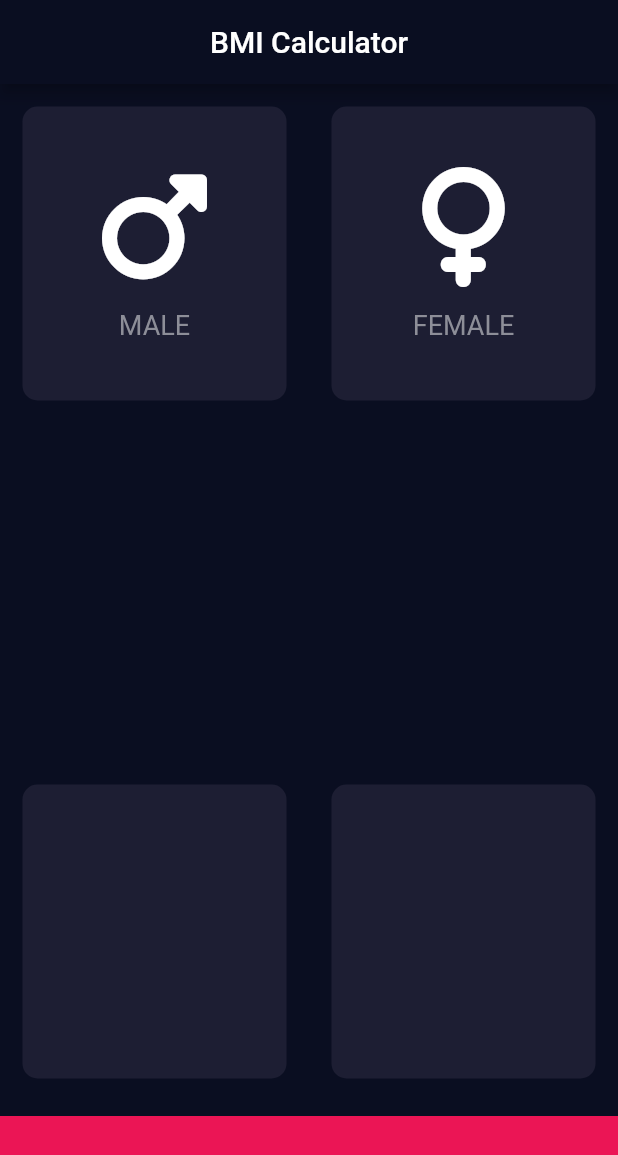
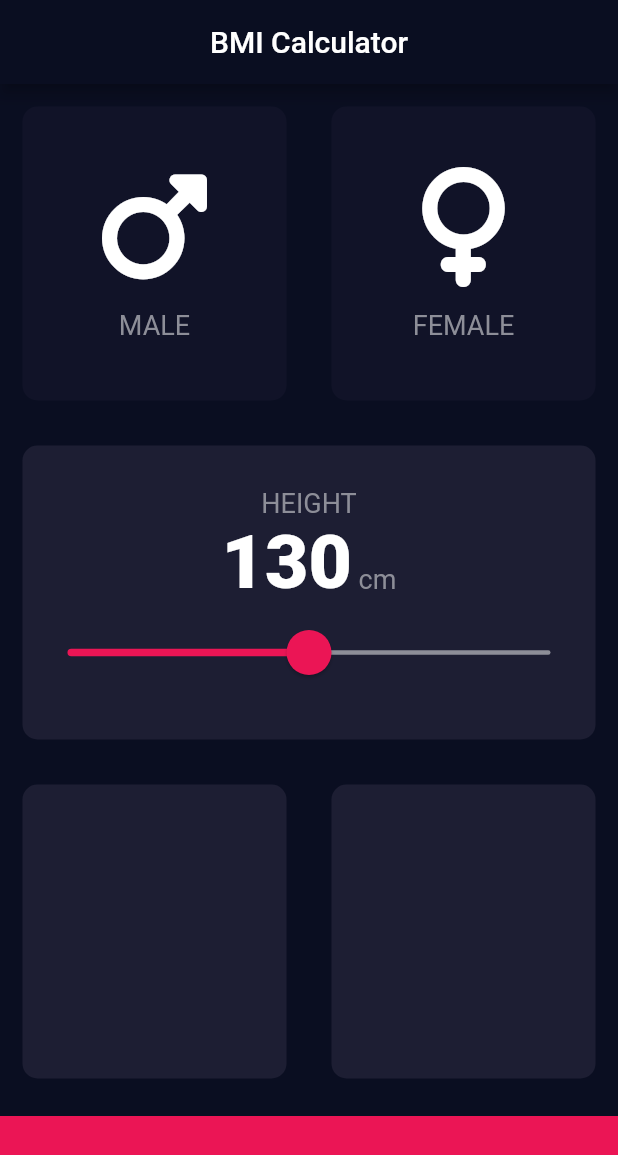
Before and after one commit to manvendrasingh09/Codes, a Flutter app: the screen it shows after launch, on a phone screen of 412 x 824 dp. Shown: the top 1155 px of the screen. Run offline on Flutter 3.47's test engine with Material 2 defaults, Android fonts, the light colour scheme and no system bars; our stand-ins replace audioplayers, font_awesome_flutter, rflutter_alert.

Commit message:
using Android Studio

```diff
--- /dev/null
+++ b/AppDev/bmi_calculator/lib/constants.dart
@@ -0,0 +1,15 @@
+import 'package:flutter/material.dart';
+
+const kBottomContainerHeight = 80.0;
+const kActiveCardColour = Color(0xFF1D1E33);
+const kInActiveCardColour = Color(0xFF111328);
+const kBottomContainerColour = Color(0xFFEB1555);
+const kLabelStyle = TextStyle(
+  fontSize: 18.0,
+  color: Color(0xFF8D8E98),
+);
+
+const kFontStyle = TextStyle(
+  fontSize: 50.0,
+  fontWeight: FontWeight.w900,
+);
--- a/AppDev/bmi_calculator/lib/icon_content.dart
+++ b/AppDev/bmi_calculator/lib/icon_content.dart
@@ -1,9 +1,5 @@
 import 'package:flutter/material.dart';
-
-const labelStyle = TextStyle(
-  fontSize: 18.0,
-  color: Color(0xFF8D8E98),
-);
+import 'constants.dart';
 
 class IconContent extends StatelessWidget {
   const IconContent({super.key, required this.icon, required this.label});
@@ -24,7 +20,7 @@ class IconContent extends StatelessWidget {
         ),
         Text(
           label,
-          style: labelStyle,
+          style: kLabelStyle,
         ),
       ],
     );
--- a/AppDev/bmi_calculator/lib/input_page.dart
+++ b/AppDev/bmi_calculator/lib/input_page.dart
@@ -2,10 +2,9 @@ import 'package:flutter/material.dart';
 import 'package:font_awesome_flutter/font_awesome_flutter.dart';
 import 'icon_content.dart';
 import 'reusable_card.dart';
+import 'constants.dart';
 
-const bottomContainerHeight = 80.0;
-const activeCardColour = Color(0xFF1D1E33);
-const bottomContainerColour = Color(0xFFEB1555);
+enum Gender { none, male, female }
 
 class InputPage extends StatefulWidget {
   const InputPage({super.key});
@@ -15,6 +14,8 @@ class InputPage extends StatefulWidget {
 }
 
 class _InputPageState extends State<InputPage> {
+  Gender selectedGender = Gender.none;
+  int height = 130;
   @override
   Widget build(BuildContext context) {
     return Scaffold(
@@ -24,14 +25,22 @@ class _InputPageState extends State<InputPage> {
         ),
       ),
       body: Column(
+        crossAxisAlignment: CrossAxisAlignment.stretch,
         children: [
-          const Expanded(
+          Expanded(
             child: Row(
               children: [
                 Expanded(
                   child: ReusableCard(
-                    colour: activeCardColour,
-                    cardChild: IconContent(
+                    onPress: () {
+                      setState(() {
+                        selectedGender = Gender.male;
+                      });
+                    },
+                    colour: selectedGender == Gender.male
+                        ? kActiveCardColour
+                        : kInActiveCardColour,
+                    cardChild: const IconContent(
                       icon: FontAwesomeIcons.mars,
                       label: 'MALE',
                     ),
@@ -39,8 +48,15 @@ class _InputPageState extends State<InputPage> {
                 ),
                 Expanded(
                   child: ReusableCard(
-                    colour: activeCardColour,
-                    cardChild: IconContent(
+                    onPress: () {
+                      setState(() {
+                        selectedGender = Gender.female;
+                      });
+                    },
+                    colour: selectedGender == Gender.female
+                        ? kActiveCardColour
+                        : kInActiveCardColour,
+                    cardChild: const IconContent(
                       icon: FontAwesomeIcons.venus,
                       label: 'FEMALE',
                     ),
@@ -49,27 +65,75 @@ class _InputPageState extends State<InputPage> {
               ],
             ),
           ),
-          const Expanded(
-            child: ReusableCard(colour: activeCardColour, cardChild: Column()),
+          Expanded(
+            child: ReusableCard(
+              colour: kActiveCardColour,
+              cardChild: Column(
+                mainAxisAlignment: MainAxisAlignment.center,
+                children: [
+                  const Text(
+                    'HEIGHT',
+                    style: kLabelStyle,
+                  ),
+                  Row(
+                    mainAxisAlignment: MainAxisAlignment.center,
+                    crossAxisAlignment: CrossAxisAlignment.baseline,
+                    textBaseline: TextBaseline.alphabetic,
+                    children: [
+                      Text(height.toString(), style: kFontStyle),
+                      const Text(
+                        ' cm',
+                        style: kLabelStyle,
+                      ),
+                    ],
+                  ),
+                  SliderTheme(
+                    data: SliderTheme.of(context).copyWith(
+                      thumbShape:
+                          const RoundSliderThumbShape(enabledThumbRadius: 15.0),
+                      overlayShape:
+                          const RoundSliderOverlayShape(overlayRadius: 30.0),
+                      overlayColor: const Color(0x29eb1555),
+                      thumbColor: const Color(0xffeb1555),
+                      activeTrackColor: Colors.white,
+                      inactiveTrackColor: const Color(0xff8d8e98),
+                      trackHeight: 3.0,
+                    ),
+                    child: Slider(
+                      value: height.toDouble(),
+                      min: 60,
+                      max: 200,
+                      activeColor: const Color(0xFFEB1555),
+                      inactiveColor: const Color(0xFF8D8E98),
+                      onChanged: (double newValue) {
+                        setState(
+                          () {
+                            height = newValue.round();
+                          },
+                        );
+                      },
+                    ),
+                  ),
+                ],
+              ),
+            ),
           ),
           const Expanded(
             child: Row(
               children: [
                 Expanded(
-                  child: ReusableCard(
-                      colour: activeCardColour, cardChild: Column()),
+                  child: ReusableCard(colour: kActiveCardColour),
                 ),
                 Expanded(
-                  child: ReusableCard(
-                      colour: activeCardColour, cardChild: Column()),
+                  child: ReusableCard(colour: kActiveCardColour),
                 ),
               ],
             ),
           ),
           Container(
-            color: bottomContainerColour,
+            color: kBottomContainerColour,
             margin: const EdgeInsets.only(top: 10.0),
-            height: bottomContainerHeight,
+            height: kBottomContainerHeight,
             width: double.infinity,
           )
         ],
--- a/AppDev/bmi_calculator/lib/reusable_card.dart
+++ b/AppDev/bmi_calculator/lib/reusable_card.dart
@@ -2,18 +2,23 @@ import 'package:flutter/material.dart';
 
 class ReusableCard extends StatelessWidget {
   const ReusableCard(
-      {super.key, required this.colour, required this.cardChild}); //Constructor
+      {Key? key, required this.colour, this.cardChild, this.onPress})
+      : super(key: key);
   final Color colour;
-  final Widget cardChild;
+  final Widget? cardChild;
+  final VoidCallback? onPress; //Constructor
   @override
   Widget build(BuildContext context) {
-    return Container(
-      margin: const EdgeInsets.all(15.0),
-      decoration: BoxDecoration(
-        color: colour,
-        borderRadius: BorderRadius.circular(10.0),
+    return GestureDetector(
+      onTap: onPress,
+      child: Container(
+        margin: const EdgeInsets.all(15.0),
+        decoration: BoxDecoration(
+          color: colour,
+          borderRadius: BorderRadius.circular(10.0),
+        ),
+        child: cardChild,
       ),
-      child: cardChild,
     );
   }
 }
```
